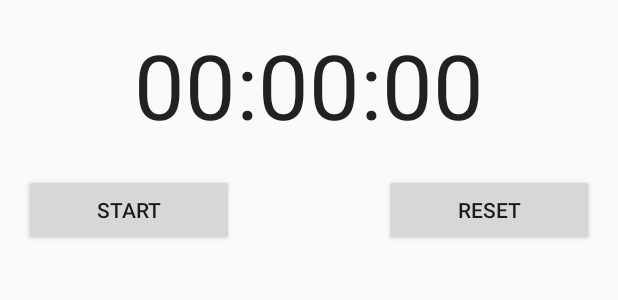
After one commit to AmdAero/SensorTest, an Android app: the layout stopwatch.xml on its own in the app's theme, with its tools: preview values and no code run, on a phone screen of 412 x 824 dp. The commit adds this screen. Shown: the top 300 px of the screen. Run offline under Robolectric (Android 15) with nearby library versions, the phone set to English and light mode, and no system bars.

Commit message:
added stopwatch

```diff
--- /dev/null
+++ b/app/src/main/res/layout/stopwatch.xml
@@ -0,0 +1,56 @@
+<RelativeLayout xmlns:android="http://schemas.android.com/apk/res/android"
+    xmlns:tools="http://schemas.android.com/tools" android:layout_width="match_parent"
+    android:layout_height="match_parent" android:paddingLeft="@dimen/activity_horizontal_margin"
+    android:paddingRight="@dimen/activity_horizontal_margin"
+    android:paddingTop="@dimen/activity_vertical_margin"
+    android:paddingBottom="@dimen/activity_vertical_margin" tools:context=".MainActivity">
+
+    <TextView
+        android:layout_width="wrap_content"
+        android:layout_height="wrap_content"
+        android:textAppearance="?android:attr/textAppearanceLarge"
+        android:text="@string/timer"
+        android:id="@+id/timer"
+        android:textSize="60sp"
+        android:layout_alignParentTop="true"
+        android:layout_centerHorizontal="true" />
+
+    <Button
+        android:layout_width="fill_parent"
+        android:layout_height="wrap_content"
+        android:layout_gravity="center"
+        android:layout_weight="1"
+        android:text="@string/stopText"
+        android:id="@+id/stopButton"
+        android:visibility="gone"
+        android:onClick="stopClick"
+        android:layout_marginTop="100dp"
+        android:layout_alignParentRight="true"
+        android:layout_alignParentEnd="true">
+    </Button>
+    <Button
+        android:layout_width="140dp"
+        android:layout_height="wrap_content"
+        android:layout_gravity="center"
+        android:layout_weight="1"
+        android:text="@string/startText"
+        android:id="@+id/startButton"
+        android:onClick="startClick"
+        android:layout_marginTop="100dp"
+        android:layout_alignParentLeft="true"
+        android:layout_alignParentStart="true">
+    </Button>
+    <Button
+        android:layout_width="140dp"
+        android:layout_height="wrap_content"
+        android:layout_gravity="center"
+        android:layout_weight="1"
+        android:text="@string/resetText"
+        android:id="@+id/resetButton"
+        android:onClick="resetClick"
+        android:layout_alignTop="@+id/startButton"
+        android:layout_alignParentRight="true"
+        android:layout_alignParentEnd="true">
+    </Button>
+
+</RelativeLayout>
--- a/app/src/main/res/values/strings.xml
+++ b/app/src/main/res/values/strings.xml
@@ -13,5 +13,10 @@
         <item>Save Hello World</item>
     </string-array>
 
+    <string name="timer">00:00:00</string>
+    <string name="startText">start</string>
+    <string name="resetText">reset</string>
+    <string name="stopText">stop</string>
+
 
 </resources>
```
Also changed, not shown: app/src/main/java/com/example/brecht/sensortest/MainActivity.java (+2 -5 lines), app/src/main/java/com/example/brecht/sensortest/Stopwatch.java (+139 -1 lines), 1 other file.
